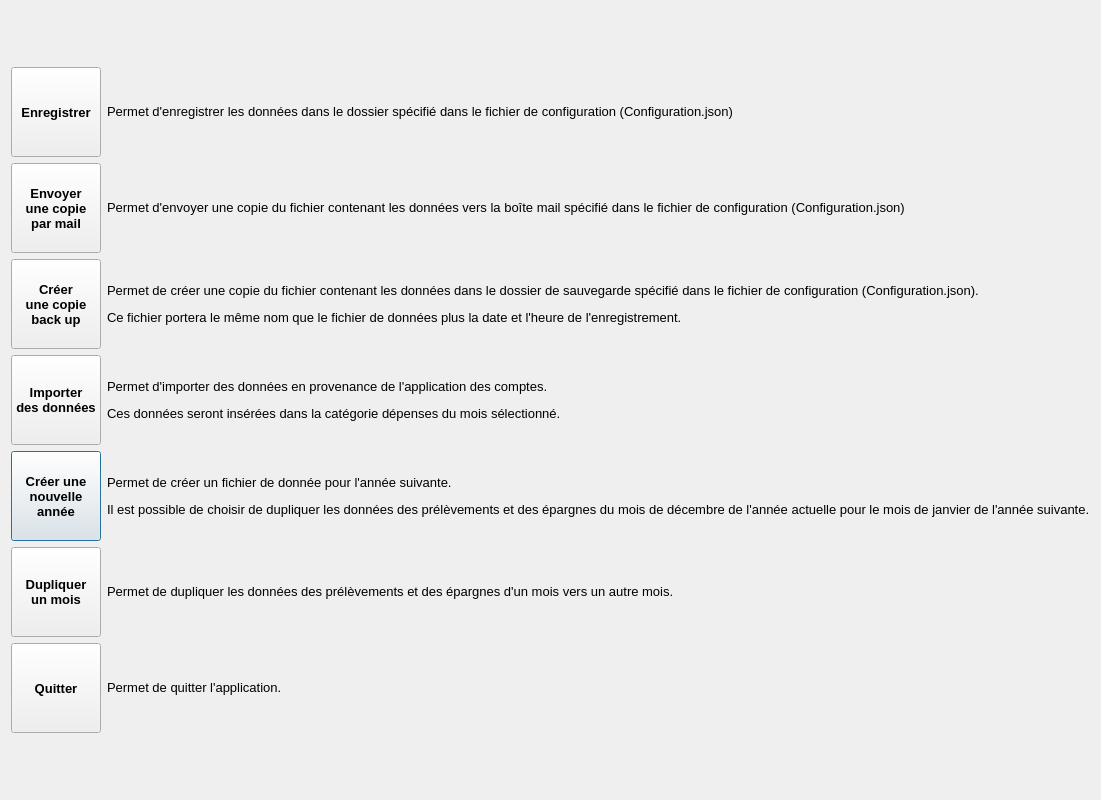
Before: the Qt Designer form comptes/ihm/outils.ui in JL31/Comptes, drawn with Qt 5.
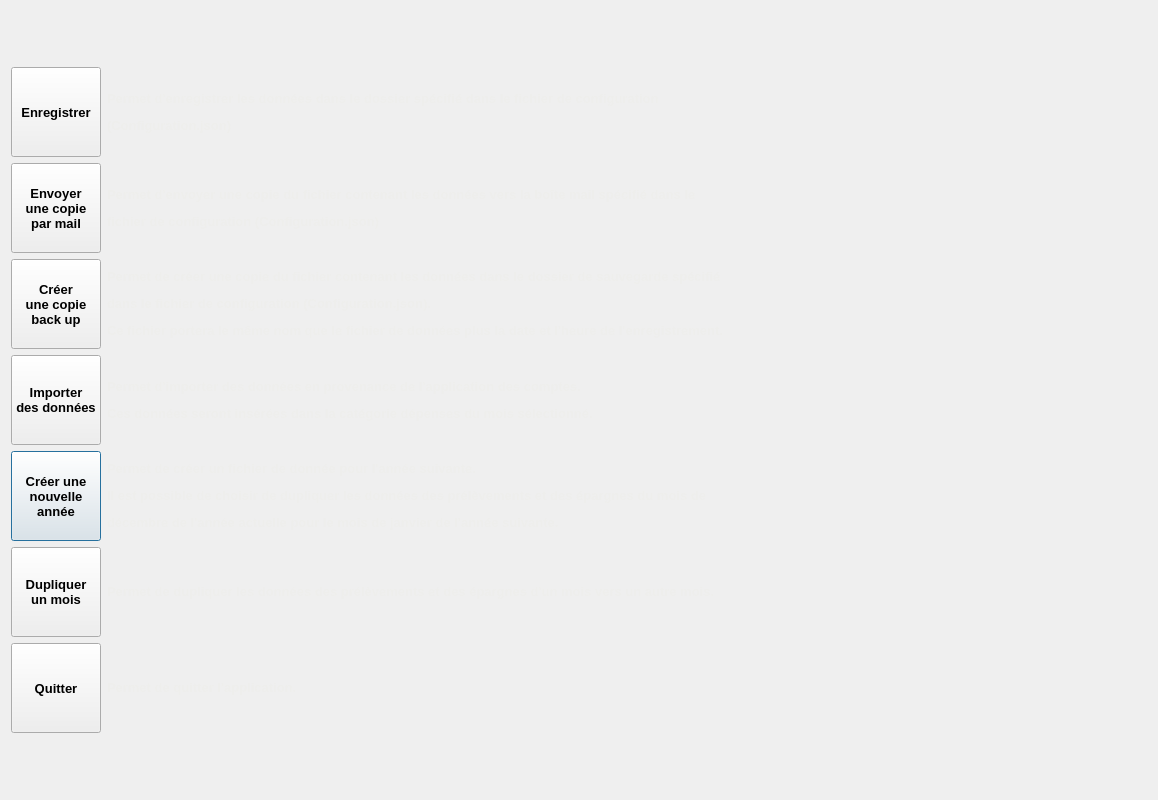
After: the same form once the commit is applied.

Patch:
```diff
--- a/comptes/ihm/outils.ui
+++ b/comptes/ihm/outils.ui
@@ -6,7 +6,7 @@
    <rect>
     <x>0</x>
     <y>0</y>
-    <width>1092</width>
+    <width>1158</width>
     <height>800</height>
    </rect>
   </property>
@@ -16,15 +16,101 @@
   <layout class="QGridLayout" name="gridLayout">
    <item row="3" column="1">
     <widget class="QLabel" name="label_3">
+     <property name="palette">
+      <palette>
+       <active>
+        <colorrole role="WindowText">
+         <brush brushstyle="SolidPattern">
+          <color alpha="255">
+           <red>238</red>
+           <green>238</green>
+           <blue>236</blue>
+          </color>
+         </brush>
+        </colorrole>
+       </active>
+       <inactive>
+        <colorrole role="WindowText">
+         <brush brushstyle="SolidPattern">
+          <color alpha="255">
+           <red>238</red>
+           <green>238</green>
+           <blue>236</blue>
+          </color>
+         </brush>
+        </colorrole>
+       </inactive>
+       <disabled>
+        <colorrole role="WindowText">
+         <brush brushstyle="SolidPattern">
+          <color alpha="255">
+           <red>190</red>
+           <green>190</green>
+           <blue>190</blue>
+          </color>
+         </brush>
+        </colorrole>
+       </disabled>
+      </palette>
+     </property>
+     <property name="font">
+      <font>
+       <weight>75</weight>
+       <bold>true</bold>
+      </font>
+     </property>
      <property name="text">
-      <string>&lt;html&gt;&lt;head/&gt;&lt;body&gt;&lt;p&gt;&lt;span style=&quot; font-size:10pt;&quot;&gt;Permet de créer une copie du fichier contenant les données dans le dossier de sauvegarde spécifié dans le fichier de configuration (Configuration.json).&lt;/span&gt;&lt;/p&gt;&lt;p&gt;&lt;span style=&quot; font-size:10pt;&quot;&gt;Ce fichier portera le même nom que le fichier de données plus la date et l'heure de l'enregistrement.&lt;/span&gt;&lt;/p&gt;&lt;/body&gt;&lt;/html&gt;</string>
+      <string>&lt;html&gt;&lt;head/&gt;&lt;body&gt;&lt;p&gt;&lt;span style=&quot; font-size:10pt;&quot;&gt;Permet de créer une copie du fichier contenant les données dans le dossier de sauvegarde spécifié&lt;/span&gt;&lt;/p&gt;&lt;p&gt;&lt;span style=&quot; font-size:10pt;&quot;&gt;dans le fichier de configuration (Configuration.json).&lt;/span&gt;&lt;/p&gt;&lt;p&gt;&lt;span style=&quot; font-size:10pt;&quot;&gt;Ce fichier portera le même nom que le fichier de données plus la date et l'heure de l'enregistrement.&lt;/span&gt;&lt;/p&gt;&lt;/body&gt;&lt;/html&gt;</string>
      </property>
     </widget>
    </item>
    <item row="2" column="1">
     <widget class="QLabel" name="label_2">
+     <property name="palette">
+      <palette>
+       <active>
+        <colorrole role="WindowText">
+         <brush brushstyle="SolidPattern">
+          <color alpha="255">
+           <red>238</red>
+           <green>238</green>
+           <blue>236</blue>
+          </color>
+         </brush>
+        </colorrole>
+       </active>
+       <inactive>
+        <colorrole role="WindowText">
+         <brush brushstyle="SolidPattern">
+          <color alpha="255">
+           <red>238</red>
+           <green>238</green>
+           <blue>236</blue>
+          </color>
+         </brush>
+        </colorrole>
+       </inactive>
+       <disabled>
+        <colorrole role="WindowText">
+         <brush brushstyle="SolidPattern">
+          <color alpha="255">
+           <red>190</red>
+           <green>190</green>
+           <blue>190</blue>
+          </color>
+         </brush>
+        </colorrole>
+       </disabled>
+      </palette>
+     </property>
+     <property name="font">
+      <font>
+       <weight>75</weight>
+       <bold>true</bold>
+      </font>
+     </property>
      <property name="text">
-      <string>&lt;html&gt;&lt;head/&gt;&lt;body&gt;&lt;p&gt;&lt;span style=&quot; font-size:10pt;&quot;&gt;Permet d'envoyer une copie du fichier contenant les données vers la boîte mail spécifié dans le fichier de configuration (Configuration.json)&lt;/span&gt;&lt;/p&gt;&lt;/body&gt;&lt;/html&gt;</string>
+      <string>&lt;html&gt;&lt;head/&gt;&lt;body&gt;&lt;p&gt;&lt;span style=&quot; font-size:10pt;&quot;&gt;Permet d'envoyer une copie du fichier contenant les données vers la boîte mail spécifié dans le&lt;/span&gt;&lt;/p&gt;&lt;p&gt;&lt;span style=&quot; font-size:10pt;&quot;&gt;fichier de configuration (Configuration.json)&lt;/span&gt;&lt;/p&gt;&lt;/body&gt;&lt;/html&gt;</string>
      </property>
     </widget>
    </item>
@@ -84,6 +170,49 @@
    </item>
    <item row="7" column="1">
     <widget class="QLabel" name="label_6">
+     <property name="palette">
+      <palette>
+       <active>
+        <colorrole role="WindowText">
+         <brush brushstyle="SolidPattern">
+          <color alpha="255">
+           <red>238</red>
+           <green>238</green>
+           <blue>236</blue>
+          </color>
+         </brush>
+        </colorrole>
+       </active>
+       <inactive>
+        <colorrole role="WindowText">
+         <brush brushstyle="SolidPattern">
+          <color alpha="255">
+           <red>238</red>
+           <green>238</green>
+           <blue>236</blue>
+          </color>
+         </brush>
+        </colorrole>
+       </inactive>
+       <disabled>
+        <colorrole role="WindowText">
+         <brush brushstyle="SolidPattern">
+          <color alpha="255">
+           <red>190</red>
+           <green>190</green>
+           <blue>190</blue>
+          </color>
+         </brush>
+        </colorrole>
+       </disabled>
+      </palette>
+     </property>
+     <property name="font">
+      <font>
+       <weight>75</weight>
+       <bold>true</bold>
+      </font>
+     </property>
      <property name="text">
       <string>&lt;html&gt;&lt;head/&gt;&lt;body&gt;&lt;p&gt;&lt;span style=&quot; font-size:10pt;&quot;&gt;Permet de quitter l'application.&lt;/span&gt;&lt;/p&gt;&lt;/body&gt;&lt;/html&gt;</string>
      </property>
@@ -203,13 +332,99 @@
    </item>
    <item row="1" column="1">
     <widget class="QLabel" name="label">
+     <property name="palette">
+      <palette>
+       <active>
+        <colorrole role="WindowText">
+         <brush brushstyle="SolidPattern">
+          <color alpha="255">
+           <red>238</red>
+           <green>238</green>
+           <blue>236</blue>
+          </color>
+         </brush>
+        </colorrole>
+       </active>
+       <inactive>
+        <colorrole role="WindowText">
+         <brush brushstyle="SolidPattern">
+          <color alpha="255">
+           <red>238</red>
+           <green>238</green>
+           <blue>236</blue>
+          </color>
+         </brush>
+        </colorrole>
+       </inactive>
+       <disabled>
+        <colorrole role="WindowText">
+         <brush brushstyle="SolidPattern">
+          <color alpha="255">
+           <red>190</red>
+           <green>190</green>
+           <blue>190</blue>
+          </color>
+         </brush>
+        </colorrole>
+       </disabled>
+      </palette>
+     </property>
+     <property name="font">
+      <font>
+       <weight>75</weight>
+       <bold>true</bold>
+      </font>
+     </property>
      <property name="text">
-      <string>&lt;html&gt;&lt;head/&gt;&lt;body&gt;&lt;p&gt;&lt;span style=&quot; font-size:10pt;&quot;&gt;Permet d'enregistrer les données dans le dossier spécifié dans le fichier de configuration (Configuration.json)&lt;/span&gt;&lt;/p&gt;&lt;/body&gt;&lt;/html&gt;</string>
+      <string>&lt;html&gt;&lt;head/&gt;&lt;body&gt;&lt;p&gt;&lt;span style=&quot; font-size:10pt;&quot;&gt;Permet d'enregistrer les données dans le dossier spécifié dans le fichier de configuration&lt;/span&gt;&lt;/p&gt;&lt;p&gt;&lt;span style=&quot; font-size:10pt;&quot;&gt;(Configuration.json)&lt;/span&gt;&lt;/p&gt;&lt;/body&gt;&lt;/html&gt;</string>
      </property>
     </widget>
    </item>
    <item row="6" column="1">
     <widget class="QLabel" name="label_5">
+     <property name="palette">
+      <palette>
+       <active>
+        <colorrole role="WindowText">
+         <brush brushstyle="SolidPattern">
+          <color alpha="255">
+           <red>238</red>
+           <green>238</green>
+           <blue>236</blue>
+          </color>
+         </brush>
+        </colorrole>
+       </active>
+       <inactive>
+        <colorrole role="WindowText">
+         <brush brushstyle="SolidPattern">
+          <color alpha="255">
+           <red>238</red>
+           <green>238</green>
+           <blue>236</blue>
+          </color>
+         </brush>
+        </colorrole>
+       </inactive>
+       <disabled>
+        <colorrole role="WindowText">
+         <brush brushstyle="SolidPattern">
+          <color alpha="255">
+           <red>190</red>
+           <green>190</green>
+           <blue>190</blue>
+          </color>
+         </brush>
+        </colorrole>
+       </disabled>
+      </palette>
+     </property>
+     <property name="font">
+      <font>
+       <weight>75</weight>
+       <bold>true</bold>
+      </font>
+     </property>
      <property name="text">
       <string>&lt;html&gt;&lt;head/&gt;&lt;body&gt;&lt;p&gt;&lt;span style=&quot; font-size:10pt;&quot;&gt;Permet de dupliquer les données des prélèvements et des épargnes d'un mois vers un autre mois.&lt;/span&gt;&lt;/p&gt;&lt;/body&gt;&lt;/html&gt;</string>
      </property>
@@ -270,6 +485,49 @@
    </item>
    <item row="4" column="1">
     <widget class="QLabel" name="label_7">
+     <property name="palette">
+      <palette>
+       <active>
+        <colorrole role="WindowText">
+         <brush brushstyle="SolidPattern">
+          <color alpha="255">
+           <red>238</red>
+           <green>238</green>
+           <blue>236</blue>
+          </color>
+         </brush>
+        </colorrole>
+       </active>
+       <inactive>
+        <colorrole role="WindowText">
+         <brush brushstyle="SolidPattern">
+          <color alpha="255">
+           <red>238</red>
+           <green>238</green>
+           <blue>236</blue>
+          </color>
+         </brush>
+        </colorrole>
+       </inactive>
+       <disabled>
+        <colorrole role="WindowText">
+         <brush brushstyle="SolidPattern">
+          <color alpha="255">
+           <red>190</red>
+           <green>190</green>
+           <blue>190</blue>
+          </color>
+         </brush>
+        </colorrole>
+       </disabled>
+      </palette>
+     </property>
+     <property name="font">
+      <font>
+       <weight>75</weight>
+       <bold>true</bold>
+      </font>
+     </property>
      <property name="mouseTracking">
       <bool>true</bool>
      </property>
@@ -280,8 +538,51 @@
    </item>
    <item row="5" column="1">
     <widget class="QLabel" name="label_4">
+     <property name="palette">
+      <palette>
+       <active>
+        <colorrole role="WindowText">
+         <brush brushstyle="SolidPattern">
+          <color alpha="255">
+           <red>238</red>
+           <green>238</green>
+           <blue>236</blue>
+          </color>
+         </brush>
+        </colorrole>
+       </active>
+       <inactive>
+        <colorrole role="WindowText">
+         <brush brushstyle="SolidPattern">
+          <color alpha="255">
+           <red>238</red>
+           <green>238</green>
+           <blue>236</blue>
+          </color>
+         </brush>
+        </colorrole>
+       </inactive>
+       <disabled>
+        <colorrole role="WindowText">
+         <brush brushstyle="SolidPattern">
+          <color alpha="255">
+           <red>190</red>
+           <green>190</green>
+           <blue>190</blue>
+          </color>
+         </brush>
+        </colorrole>
+       </disabled>
+      </palette>
+     </property>
+     <property name="font">
+      <font>
+       <weight>75</weight>
+       <bold>true</bold>
+      </font>
+     </property>
      <property name="text">
-      <string>&lt;html&gt;&lt;head/&gt;&lt;body&gt;&lt;p&gt;&lt;span style=&quot; font-size:10pt;&quot;&gt;Permet de créer un fichier de donnée pour l'année suivante.&lt;/span&gt;&lt;/p&gt;&lt;p&gt;&lt;span style=&quot; font-size:10pt;&quot;&gt;Il est possible de choisir de dupliquer les données des prélèvements et des épargnes du mois de décembre de l'année actuelle pour le mois de janvier de l'année suivante.&lt;/span&gt;&lt;/p&gt;&lt;/body&gt;&lt;/html&gt;</string>
+      <string>&lt;html&gt;&lt;head/&gt;&lt;body&gt;&lt;p&gt;&lt;span style=&quot; font-size:10pt;&quot;&gt;Permet de créer un fichier de donnée pour l'année suivante.&lt;/span&gt;&lt;/p&gt;&lt;p&gt;&lt;span style=&quot; font-size:10pt;&quot;&gt;Il est possible de choisir de dupliquer les données des prélèvements et des épargnes du mois de&lt;/span&gt;&lt;/p&gt;&lt;p&gt;&lt;span style=&quot; font-size:10pt;&quot;&gt;décembre de l'année actuelle pour le mois de janvier de l'année suivante.&lt;/span&gt;&lt;/p&gt;&lt;/body&gt;&lt;/html&gt;</string>
      </property>
     </widget>
    </item>
```
